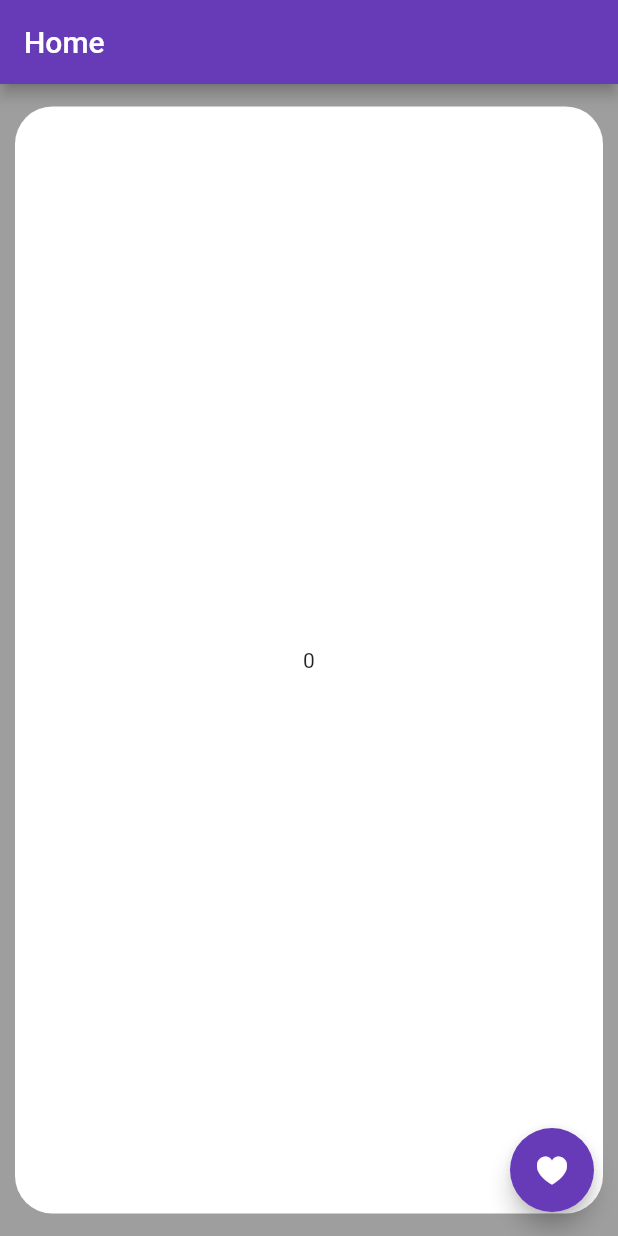
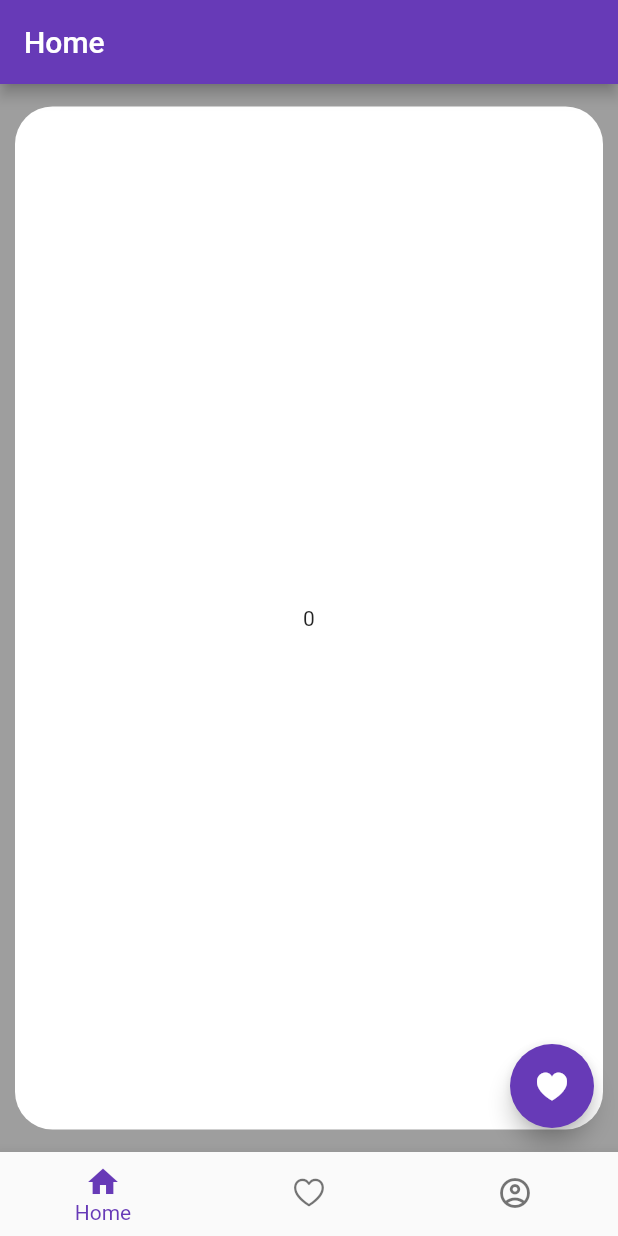
Before and after one commit to Reymai/d43-RaimondsMakars-OtrasRokas, a Flutter app: the screen it shows after launch, on a phone screen of 412 x 824 dp. Run offline on Flutter 3.47's test engine with Material 2 defaults, Android fonts, the phone set to English and light mode, and no system bars.

Commit message:
Add navigation bar for additional screens

```diff
--- a/lib/main.dart
+++ b/lib/main.dart
@@ -1,5 +1,5 @@
 import 'package:flutter/material.dart';
-import 'package:otras_rokas/screens/home.dart';
+import 'package:otras_rokas/navigation.dart';
 
 void main() {
   runApp(MyApp());
@@ -13,7 +13,7 @@ class MyApp extends StatelessWidget {
       theme: ThemeData(
         primarySwatch: Colors.deepPurple,
       ),
-      home: Home(),
+      home: Navigation(),
     );
   }
 }
--- /dev/null
+++ b/lib/navigation.dart
@@ -0,0 +1,53 @@
+import 'package:flutter/cupertino.dart';
+import 'package:flutter/material.dart';
+import 'package:otras_rokas/screens/favorite.dart';
+import 'package:otras_rokas/screens/home.dart';
+import 'package:otras_rokas/screens/profile.dart';
+
+class Navigation extends StatefulWidget {
+  @override
+  _NavigationState createState() => _NavigationState();
+}
+
+class _NavigationState extends State<Navigation> {
+  int _index = 0;
+  var _body = [
+    Home(),
+    Favorite(),
+    Profile(),
+  ];
+
+  @override
+  Widget build(BuildContext context) {
+    return Scaffold(
+      body: _body[_index],
+      bottomNavigationBar: BottomNavigationBar(
+        currentIndex: _index,
+        showUnselectedLabels: false,
+        showSelectedLabels: true,
+        items: [
+          BottomNavigationBarItem(
+            label: 'Home',
+            icon: Icon(Icons.home_outlined),
+            activeIcon: Icon(Icons.home),
+          ), // Home
+          BottomNavigationBarItem(
+            label: 'Favorite',
+            icon: Icon(CupertinoIcons.heart),
+            activeIcon: Icon(CupertinoIcons.heart_fill),
+          ), // Favorite
+          BottomNavigationBarItem(
+            label: 'Profile',
+            icon: Icon(Icons.account_circle_outlined),
+            activeIcon: Icon(Icons.account_circle),
+          ), // Profile
+        ],
+        onTap: (navIndex) {
+          setState(() {
+            _index = navIndex;
+          });
+        },
+      ),
+    );
+  }
+}
```
